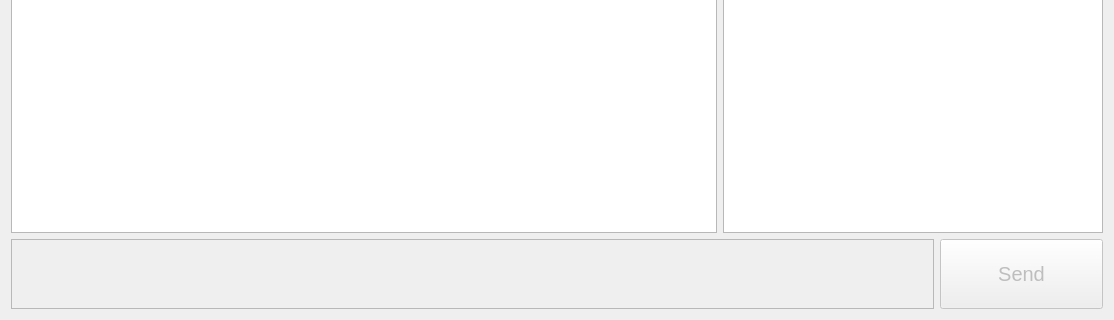
Before: the Qt Designer form src/View/MainWindow/mainwindow.ui in Flone-dnb/Silent, drawn with Qt 5; both pictures show x 0 to 1114 and y 344 to 664 of the 1114 by 664 pixel window.
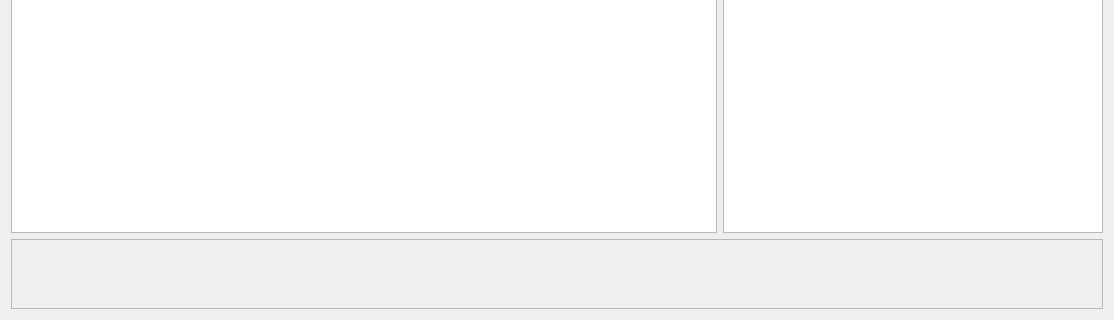
After: the same form once the commit is applied. Custom widgets are drawn as their Qt base class.

Commit message: Removed 'Send' button.

```diff
--- a/src/View/MainWindow/mainwindow.ui
+++ b/src/View/MainWindow/mainwindow.ui
@@ -117,7 +117,7 @@
        </layout>
       </item>
       <item>
-       <layout class="QHBoxLayout" name="horizontalLayout" stretch="85,15">
+       <layout class="QHBoxLayout" name="horizontalLayout" stretch="85">
         <item>
          <widget class="CustomQPlainTextEdit" name="plainTextEdit_input">
           <property name="enabled">
@@ -137,31 +137,6 @@
           </property>
          </widget>
         </item>
-        <item>
-         <widget class="QPushButton" name="pushButton">
-          <property name="enabled">
-           <bool>false</bool>
-          </property>
-          <property name="sizePolicy">
-           <sizepolicy hsizetype="Expanding" vsizetype="Expanding">
-            <horstretch>0</horstretch>
-            <verstretch>0</verstretch>
-           </sizepolicy>
-          </property>
-          <property name="font">
-           <font>
-            <family>Segoe UI</family>
-            <pointsize>15</pointsize>
-           </font>
-          </property>
-          <property name="styleSheet">
-           <string notr="true"/>
-          </property>
-          <property name="text">
-           <string>Send</string>
-          </property>
-         </widget>
-        </item>
        </layout>
       </item>
      </layout>
```
Left out of the diff: 2 changed lines with no effect on the pictures. The commit also changes 2 other files.
